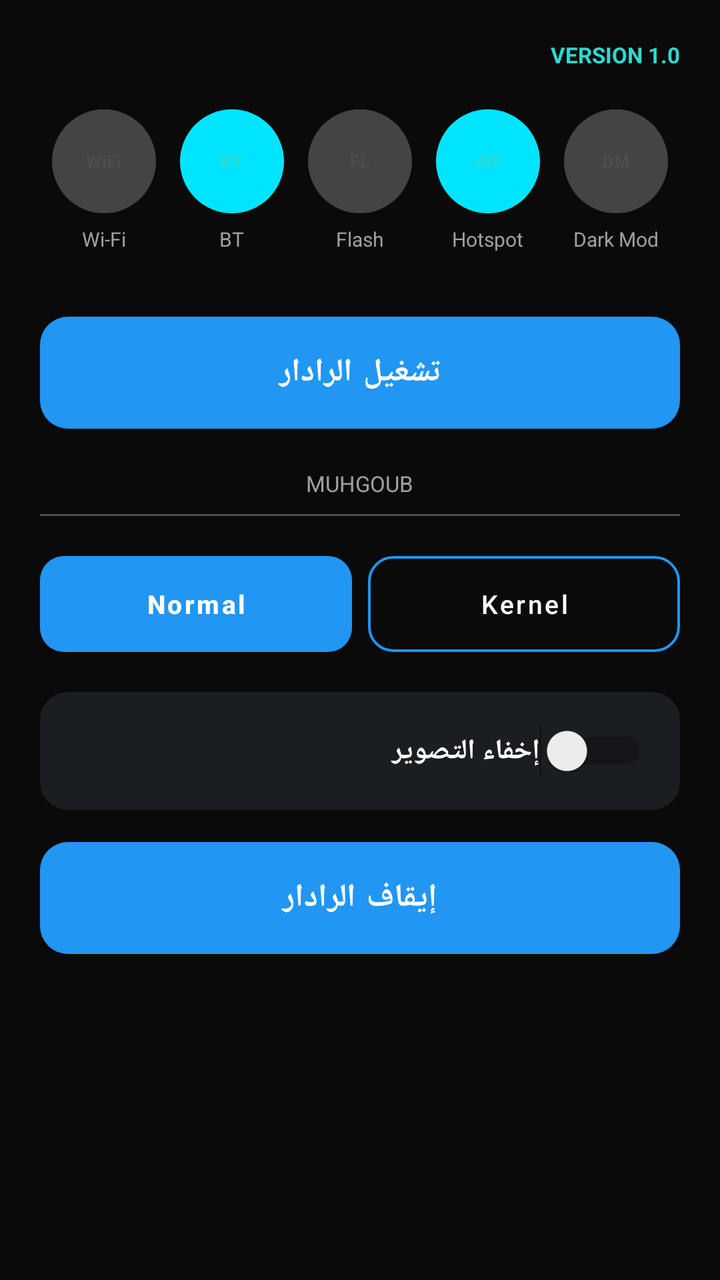
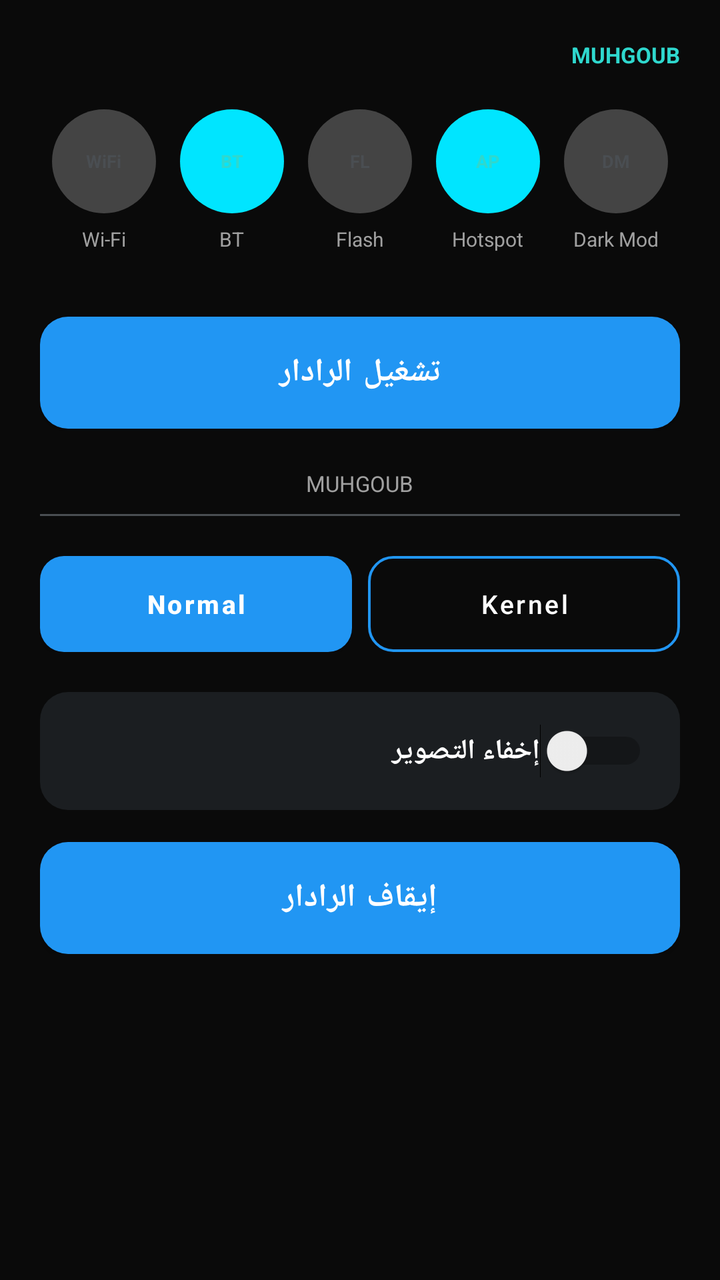

Screens rendered from an Android XML layout before and after an edit, with the pre-edit source and the edit as a unified diff.
<!-- AndroidManifest.xml: application theme Theme.MuhgoubHUD -->
<!-- res/layout/activity_main.xml -->
<?xml version="1.0" encoding="utf-8"?>
<ScrollView xmlns:android="http://schemas.android.com/apk/res/android"
    android:layout_width="match_parent"
    android:layout_height="match_parent"
    android:background="@color/bg_dark">

    <LinearLayout
        android:layout_width="match_parent"
        android:layout_height="wrap_content"
        android:orientation="vertical"
        android:padding="20dp">

        <TextView
            android:layout_width="match_parent"
            android:layout_height="wrap_content"
            android:gravity="end"
            android:text="VERSION 1.0"
            android:textColor="@color/cyan_accent"
            android:textSize="11sp"
            android:textStyle="bold" />

        <LinearLayout
            android:layout_width="match_parent"
            android:layout_height="wrap_content"
            android:layout_marginTop="20dp"
            android:orientation="horizontal"
            android:weightSum="5">

            <LinearLayout
                android:layout_width="0dp"
                android:layout_height="wrap_content"
                android:layout_weight="1"
                android:gravity="center"
                android:orientation="vertical">
                <FrameLayout
                    android:layout_width="52dp"
                    android:layout_height="52dp"
                    android:background="@drawable/bg_icon_circle_gray">
                    <TextView
                        android:layout_width="wrap_content"
                        android:layout_height="wrap_content"
                        android:layout_gravity="center"
                        android:text="WiFi"
                        android:textColor="@color/icon_circle_gray"
                        android:textSize="9sp"
                        android:textStyle="bold" />
                </FrameLayout>
                <TextView
                    android:layout_width="wrap_content"
                    android:layout_height="wrap_content"
                    android:layout_marginTop="6dp"
                    android:text="@string/tool_wifi"
                    android:textColor="@color/text_secondary"
                    android:textSize="10sp" />
            </LinearLayout>

            <LinearLayout
                android:layout_width="0dp"
                android:layout_height="wrap_content"
                android:layout_weight="1"
                android:gravity="center"
                android:orientation="vertical">
                <FrameLayout
                    android:layout_width="52dp"
                    android:layout_height="52dp"
                    android:background="@drawable/bg_icon_circle_accent">
                    <TextView
                        android:layout_width="wrap_content"
                        android:layout_height="wrap_content"
                        android:layout_gravity="center"
                        android:text="BT"
                        android:textColor="@color/cyan_accent"
                        android:textSize="9sp"
                        android:textStyle="bold" />
                </FrameLayout>
                <TextView
                    android:layout_width="wrap_content"
                    android:layout_height="wrap_content"
                    android:layout_marginTop="6dp"
                    android:text="@string/tool_bluetooth"
                    android:textColor="@color/text_secondary"
                    android:textSize="10sp" />
            </LinearLayout>

            <LinearLayout
                android:layout_width="0dp"
                android:layout_height="wrap_content"
                android:layout_weight="1"
                android:gravity="center"
                android:orientation="vertical">
                <FrameLayout
                    android:layout_width="52dp"
                    android:layout_height="52dp"
                    android:background="@drawable/bg_icon_circle_gray">
                    <TextView
                        android:layout_width="wrap_content"
                        android:layout_height="wrap_content"
                        android:layout_gravity="center"
                        android:text="FL"
                        android:textColor="@color/icon_circle_gray"
                        android:textSize="9sp"
                        android:textStyle="bold" />
                </FrameLayout>
                <TextView
                    android:layout_width="wrap_content"
                    android:layout_height="wrap_content"
                    android:layout_marginTop="6dp"
                    android:text="@string/tool_flashlight"
                    android:textColor="@color/text_secondary"
                    android:textSize="10sp" />
            </LinearLayout>

            <LinearLayout
                android:layout_width="0dp"
                android:layout_height="wrap_content"
                android:layout_weight="1"
                android:gravity="center"
                android:orientation="vertical">
                <FrameLayout
                    android:layout_width="52dp"
                    android:layout_height="52dp"
                    android:background="@drawable/bg_icon_circle_accent">
                    <TextView
                        android:layout_width="wrap_content"
                        android:layout_height="wrap_content"
                        android:layout_gravity="center"
                        android:text="AP"
                        android:textColor="@color/cyan_accent"
                        android:textSize="9sp"
                        android:textStyle="bold" />
                </FrameLayout>
                <TextView
                    android:layout_width="wrap_content"
                    android:layout_height="wrap_content"
                    android:layout_marginTop="6dp"
                    android:text="@string/tool_hotspot"
                    android:textColor="@color/text_secondary"
                    android:textSize="10sp" />
            </LinearLayout>

            <LinearLayout
                android:layout_width="0dp"
                android:layout_height="wrap_content"
                android:layout_weight="1"
                android:gravity="center"
                android:orientation="vertical">
                <FrameLayout
                    android:layout_width="52dp"
                    android:layout_height="52dp"
                    android:background="@drawable/bg_icon_circle_gray">
                    <TextView
                        android:layout_width="wrap_content"
                        android:layout_height="wrap_content"
                        android:layout_gravity="center"
                        android:text="DM"
                        android:textColor="@color/icon_circle_gray"
                        android:textSize="9sp"
                        android:textStyle="bold" />
                </FrameLayout>
                <TextView
                    android:layout_width="wrap_content"
                    android:layout_height="wrap_content"
                    android:layout_marginTop="6dp"
                    android:text="@string/tool_dark_mode"
                    android:textColor="@color/text_secondary"
                    android:textSize="10sp" />
            </LinearLayout>

        </LinearLayout>

        
        <Button
            android:id="@+id/btnLaunchPanel"
            android:layout_width="match_parent"
            android:layout_height="56dp"
            android:layout_marginTop="32dp"
            android:background="@drawable/bg_main_button"
            android:text="تشغيل الرادار"
            android:textAllCaps="false"
            android:textColor="@color/white"
            android:textSize="16sp"
            android:textStyle="bold" />

        <TextView
            android:layout_width="wrap_content"
            android:layout_height="wrap_content"
            android:layout_marginTop="20dp"
            android:layout_gravity="center"
            android:text="@string/app_name"
            android:textColor="@color/text_secondary"
            android:textSize="11sp" />

        <View
            android:layout_width="match_parent"
            android:layout_height="1dp"
            android:layout_marginTop="8dp"
            android:layout_marginBottom="20dp"
            android:background="@color/icon_circle_gray" />

        
        <LinearLayout
            android:layout_width="match_parent"
            android:layout_height="wrap_content"
            android:orientation="horizontal"
            weightSum="2">

            <Button
                android:id="@+id/btnModeNormal"
                android:layout_width="0dp"
                android:layout_height="48dp"
                android:layout_weight="1"
                android:layout_marginEnd="8dp"
                android:background="@drawable/bg_segment_filled"
                android:text="Normal"
                android:textAllCaps="false"
                android:textColor="@color/white"
                android:textSize="13sp"
                android:textStyle="bold" />

            <Button
                android:id="@+id/btnModeTurbo"
                android:layout_width="0dp"
                android:layout_height="48dp"
                android:layout_weight="1"
                android:background="@drawable/bg_segment_outline"
                android:text="Kernel"
                android:textAllCaps="false"
                android:textColor="@color/white"
                android:textSize="13sp" />

        </LinearLayout>

        
        <LinearLayout
            android:layout_width="match_parent"
            android:layout_height="wrap_content"
            android:layout_marginTop="20dp"
            android:background="@drawable/bg_overlay_card"
            android:gravity="center_vertical"
            android:orientation="horizontal"
            android:padding="16dp">

            <TextView
                android:layout_width="0dp"
                android:layout_height="wrap_content"
                android:layout_weight="1"
                android:text="إخفاء التصوير"
                android:textColor="@color/text_primary"
                android:textSize="14sp"
                android:textStyle="bold" />

            <Switch
                android:id="@+id/switchPermission"
                android:layout_width="wrap_content"
                android:layout_height="wrap_content" />

        </LinearLayout>

        
        <Button
            android:id="@+id/btnStopPanel"
            android:layout_width="match_parent"
            android:layout_height="56dp"
            android:layout_marginTop="16dp"
            android:background="@drawable/bg_main_button"
            android:text="إيقاف الرادار"
            android:textAllCaps="false"
            android:textColor="@color/white"
            android:textSize="16sp"
            android:textStyle="bold" />

    </LinearLayout>

</ScrollView>
<!-- resources referenced by this layout -->
<resources>
  <color name="bg_dark">#FF0A0A0A</color>
  <color name="cyan_accent">#FF2FD8CE</color>
  <color name="icon_circle_gray">#FF4A4E52</color>
  <color name="text_primary">#FFFFFFFF</color>
  <color name="text_secondary">#FFA0A0A0</color>
  <color name="white">#FFFFFFFF</color>
  <!-- drawable bg_icon_circle_accent (drawable) -->
  <?xml version="1.0" encoding="utf-8"?>
  <shape xmlns:android="http://schemas.android.com/apk/res/android"
      android:shape="oval">
      <solid android:color="#00E5FF" />
  </shape>
  <!-- drawable bg_icon_circle_gray (drawable) -->
  <?xml version="1.0" encoding="utf-8"?>
  <shape xmlns:android="http://schemas.android.com/apk/res/android"
      android:shape="oval">
      <solid android:color="#444444" />
  </shape>
  <!-- drawable bg_main_button (drawable) -->
  <?xml version="1.0" encoding="utf-8"?>
  <shape xmlns:android="http://schemas.android.com/apk/res/android"
      android:shape="rectangle">
      <solid android:color="@color/start_blue" />
      <corners android:radius="14dp" />
  </shape>
  <!-- drawable bg_overlay_card (drawable) -->
  <?xml version="1.0" encoding="utf-8"?>
  <shape xmlns:android="http://schemas.android.com/apk/res/android"
      android:shape="rectangle">
      <solid android:color="@color/card_bg" />
      <corners android:radius="14dp" />
  </shape>
  <!-- drawable bg_segment_filled (drawable) -->
  <?xml version="1.0" encoding="utf-8"?>
  <shape xmlns:android="http://schemas.android.com/apk/res/android"
      android:shape="rectangle">
      <solid android:color="@color/teal_accent" />
      <corners android:radius="12dp" />
  </shape>
  <!-- drawable bg_segment_outline (drawable) -->
  <?xml version="1.0" encoding="utf-8"?>
  <shape xmlns:android="http://schemas.android.com/apk/res/android"
      android:shape="rectangle">
      <solid android:color="@android:color/transparent" />
      <stroke android:width="1.2dp" android:color="@color/text_secondary" />
      <corners android:radius="12dp" />
  </shape>
  <string name="app_name">MUHGOUB</string>
  <string name="tool_bluetooth">BT</string>
  <string name="tool_dark_mode">Dark Mod</string>
  <string name="tool_flashlight">Flash</string>
  <string name="tool_hotspot">Hotspot</string>
  <string name="tool_wifi">Wi-Fi</string>
  <style name="Theme.MuhgoubHUD" parent="Theme.MaterialComponents.DayNight.NoActionBar">
          <item name="colorPrimary">@color/accent</item>
          <item name="colorPrimaryDark">@color/pure_black</item>
          <item name="colorAccent">@color/cyan_accent</item>
          <item name="android:windowBackground">@color/bg_dark</item>
          <item name="android:statusBarColor">@color/pure_black</item>
          <item name="android:navigationBarColor">@color/pure_black</item>
          <item name="android:windowLightStatusBar" tools:targetApi="m">false</item>
      </style>
  <color name="start_blue">#FF4B9FD6</color>
  <color name="card_bg">#FF1B1E21</color>
  <color name="teal_accent">#FF2FD8CE</color>
  <color name="accent">#FF2196F3</color>
  <color name="pure_black">#FF000000</color>
</resources>

<!-- the commit's change to res/layout/activity_main.xml (unified diff, before → after) -->
@@ -11,10 +11,11 @@
         android:padding="20dp">
 
         <TextView
+            android:id="@+id/tvMahgoub"
             android:layout_width="match_parent"
             android:layout_height="wrap_content"
             android:gravity="end"
-            android:text="VERSION 1.0"
+            android:text="MUHGOUB"
             android:textColor="@color/cyan_accent"
             android:textSize="11sp"
             android:textStyle="bold" />
@@ -202,7 +203,7 @@
             android:layout_width="match_parent"
             android:layout_height="wrap_content"
             android:orientation="horizontal"
-            weightSum="2">
+            android:weightSum="2">
 
             <Button
                 android:id="@+id/btnModeNormal"
